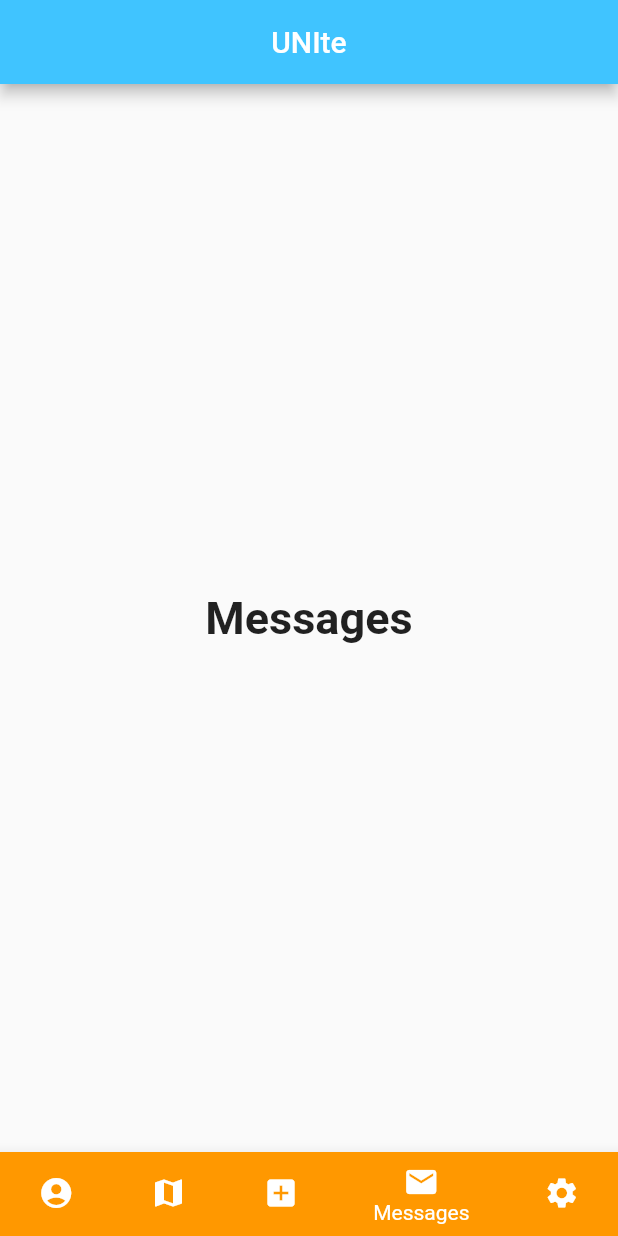
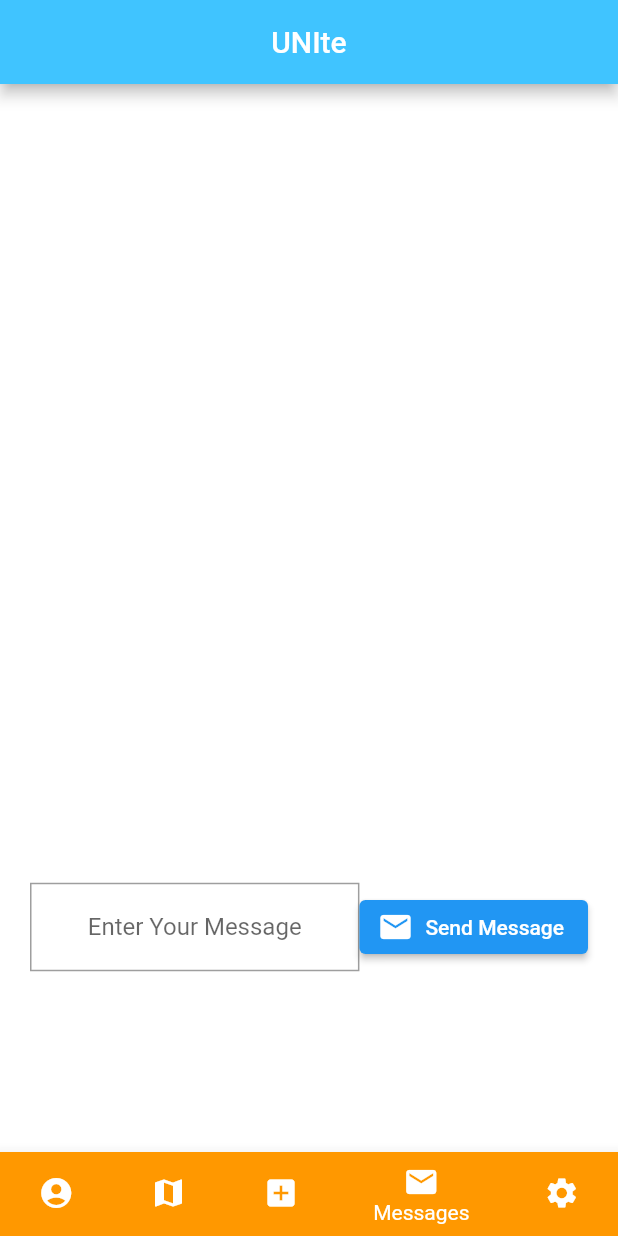
Before and after one commit to yavuzyal/unite, a Flutter app: the MainPage screen opened by its route, item 4 of the bottom bar chosen, on a phone screen of 412 x 824 dp. Run offline on Flutter 3.47's test engine with Material 2 defaults, Android fonts, the light colour scheme and no system bars; our stand-ins replace after_layout, animated_text_kit, cloud_firestore, email_validator, firebase_analytics, firebase_auth and 10 more; missing offline and left inert: dart:html; accounts and stored records are empty; network calls fail.

Commit message:
firestore post add

```diff
--- a/lib/LoggedIn.dart
+++ b/lib/LoggedIn.dart
@@ -5,6 +5,8 @@ import 'package:firebase_core/firebase_core.dart';
 import 'package:flutter/material.dart';
 import 'package:provider/provider.dart';
 import 'package:unite/Login.dart';
+import 'package:unite/Message.dart';
+import 'package:unite/PostScreen.dart';
 import 'package:unite/RegisterPage.dart';
 import 'package:unite/google_sign_in.dart';
 import 'package:unite/usables/config.dart' as globals;
@@ -18,6 +20,7 @@ import 'package:unite/RegisterPage.dart';
 import 'package:unite/profile.dart';
 import 'package:unite/utils/post_page.dart';
 import 'Walkthrough.dart';
+import 'add_post.dart';
 import 'utils/post.dart';
 
 import 'Greeting.dart';
@@ -45,14 +48,8 @@ class _LoggedIn extends State<LoggedIn> {
       'Location',
       style: optionStyle,
     ),
-    Text(
-      'Add Post',
-      style: optionStyle,
-    ),
-    Text(
-      'Messages',
-      style: optionStyle,
-    ),
+    PostScreen(),
+    Message(),
     Settings(),
   ];
 
--- a/lib/Login.dart
+++ b/lib/Login.dart
@@ -47,6 +47,7 @@ class _LoginPage2 extends State<LoginPage> {
     FirebaseAnalytics.instance.logScreenView(screenName: "Profile");
   }
 
+  User? _user = FirebaseAuth.instance.currentUser;
   final _formKey = GlobalKey<FormState>();
   //String? email = "";
   //String? password = "";
@@ -70,8 +71,6 @@ class _LoginPage2 extends State<LoginPage> {
 
     String email = "";
     String password = "";
-
-    User? user = FirebaseAuth.instance.currentUser;
 
     return ChangeNotifierProvider(
         create: (context) => GoogleSignInProvider(),
--- /dev/null
+++ b/lib/Message.dart
@@ -0,0 +1,88 @@
+// ignore_for_file: non_constant_identifier_names
+
+import 'package:firebase_auth/firebase_auth.dart';
+import 'package:flutter/material.dart';
+import 'package:provider/provider.dart';
+import 'package:shared_preferences/shared_preferences.dart';
+import 'package:unite/Login.dart';
+import 'package:unite/RegisterPage.dart';
+import 'package:unite/google_sign_in.dart';
+import 'package:unite/usables/config.dart' as globals;
+import 'package:unite/utils/dimensions.dart';
+import 'package:unite/utils/styles.dart';
+import 'utils/colors.dart';
+import 'utils/styles.dart';
+import 'package:firebase_analytics/firebase_analytics.dart';
+
+class Message extends StatefulWidget {
+  @override
+  State<Message> createState() => _Message();
+}
+
+
+
+class _Message extends State<Message> {
+
+  final _formKey = GlobalKey<FormState>();
+  String message = "";
+
+
+  Widget build(BuildContext context) {
+    return Scaffold(
+      backgroundColor: globals.light ? Colors.white: Colors.black,
+      body: Center(
+          child: Padding(
+            padding: AppDimensions.padding20,
+            child: Form(
+              key: _formKey,
+              child: Column(
+                mainAxisAlignment: MainAxisAlignment.center,
+                children: [
+                  Container(
+                    height: MediaQuery.of(context).size.height / 2,
+                    child: SingleChildScrollView(
+
+                    ),
+                  ),
+                  Row(
+                    mainAxisAlignment: MainAxisAlignment.spaceEvenly,
+                    children: [
+                      Expanded(
+                        child: TextFormField(
+                          textAlign: TextAlign.center,
+                          decoration: new InputDecoration(
+                            hintText: "Enter Your Message",
+                            fillColor: Colors.black,
+                            border: new OutlineInputBorder(
+                              borderRadius: new BorderRadius.circular(0.0),
+                              borderSide: new BorderSide(),
+                            ),
+                          ),
+                          validator: (String? value) {
+                            if (value == null || value.isEmpty || value == '') {
+                              return 'Cannot send empty message :(';
+                            }
+                            else {
+                              message = value;
+                            }
+                            return null;
+                          },
+
+                        ),),
+                      ElevatedButton.icon(
+                          onPressed: () async {
+
+                          },
+                          icon: Icon(Icons.local_post_office),
+                          label: Text('Send Message'))
+                    ],
+                  ),
+                ],
+              ),
+            ),
+          )
+      ),
+    );
+
+  }
+}
--- a/lib/RegisterPage.dart
+++ b/lib/RegisterPage.dart
@@ -1,3 +1,4 @@
+import 'package:cloud_firestore/cloud_firestore.dart';
 import 'package:email_validator/email_validator.dart';
 import 'package:firebase_auth/firebase_auth.dart';
 //import 'package:firebase_auth/firebase_auth.dart';
@@ -11,7 +12,6 @@ import 'package:unite/utils/dimensions.dart';
 import 'utils/styles.dart';
 import 'utils/colors.dart';
 
-
 class RegisterPage extends StatefulWidget {
 
   @override
@@ -21,7 +21,6 @@ class RegisterPage extends StatefulWidget {
 class _RegisterPage2 extends State<RegisterPage> {
 
   final database = FirebaseDatabase.instance.reference();
-  //bu database root'una referans veriyor
 
   Future<String> getUser() async {
     print("in getUser");
--- a/lib/Settings.dart
+++ b/lib/Settings.dart
@@ -76,7 +76,7 @@ class _Settings2 extends State<Settings> {
                       //ButtonStyle(backgroundColor: MaterialStateProperty.resolveWith(buttonColorCheck), ),
                       onPressed: () async{
 
-                        //await FirebaseAuth.instance.signOut();
+                        await FirebaseAuth.instance.signOut();
 
                         final provider = Provider.of<GoogleSignInProvider>(context, listen: false);
                         provider.googleLogout();
@@ -86,7 +86,7 @@ class _Settings2 extends State<Settings> {
                             context,
                             MaterialPageRoute(builder: (context) => LoginPage()),
                           );
-                          FirebaseAnalytics.instance.logScreenView(screenClass: "LoginPage", screenName: "LoginPage");
+                          //FirebaseAnalytics.instance.logScreenView(screenClass: "LoginPage", screenName: "LoginPage");
                           });
 
                         ScaffoldMessenger.of(context).showSnackBar(
--- a/lib/main.dart
+++ b/lib/main.dart
@@ -1,3 +1,4 @@
+import 'dart:async';
 import 'dart:convert';
 
 import 'package:firebase_auth/firebase_auth.dart';
@@ -78,6 +79,10 @@ class MainPage extends StatefulWidget {
 
 class _MainPageState extends State<MainPage> {
 
+  Future loggedInScreen() async{
+    return LoggedIn();
+  }
+
   int _selectedIndex = 0;
   static const TextStyle optionStyle = TextStyle(fontSize: 30, fontWeight: FontWeight.bold);
   static List<Widget> _widgetOptions = <Widget>[
@@ -114,6 +119,7 @@ class _MainPageState extends State<MainPage> {
             return Center(child: CircularProgressIndicator(),);
           }
           else if(snapshot.hasData) {
+            print(snapshot);
             print("logged in");
             return LoggedIn();
           }
--- a/lib/profile.dart
+++ b/lib/profile.dart
@@ -6,6 +6,7 @@ import 'utils/styles.dart';
 import 'utils/post_tile.dart';
 import 'utils/post.dart';
 import 'package:firebase_crashlytics/firebase_crashlytics.dart';
+import 'package:firebase_storage/firebase_storage.dart' as firebase_storage;
 
 class Profile extends StatefulWidget {
   const Profile({Key? key}) : super(key: key);
@@ -16,11 +17,14 @@ class Profile extends StatefulWidget {
 
 class _ProfileState extends State<Profile> {
 
+  //firebase_storage.FirebaseStorage.instance.ref().child('posts').child(_user!.uid).child('/$fileName');
 
   List<Post> myPosts = [
 
     Post(text: 'Hanım ve ben', image_url: "https://fastly.4sqi.net/img/user/130x130/70007152-VS1PELETNKOZ0TQ1.jpg", date: '22.10.2021', likeCount: 10, commentCount: 5, comments: {"duygu": "<3", "yasemin": "heyyo", "berk": "yasasin", "yavuz": "couple goals", "zeynep": "AAAAAaaaAAAAAAAAAAAAaaaAAAAAAAAAAAAaaaAAAAAAAAAAAAaaaAAAAAAA"}),
     Post(text: 'Sabanj', image_url: "https://studyinturkey.net/wp-content/uploads/2020/12/sabanci-universitesi-kampus.jpg", date: '22.10.2019', likeCount: 10, commentCount: 5, comments: {}),
+    Post(text: 'Deneme', image_url: "https://studyinturkey.net/wp-content/uploads/2020/12/sabanci-universitesi-kampus.jpg", date: '24.10.2019', likeCount: 16, commentCount: 0, comments: {}),
+
 
   ];
 
--- a/pubspec.yaml
+++ b/pubspec.yaml
@@ -40,6 +40,10 @@ dependencies:
   provider: ^6.0.1
   google_sign_in: ^5.2.1
   font_awesome_flutter: ^9.2.0
+  cloud_firestore: ^3.1.4
+  firebase_storage: ^10.2.3
+  image_picker: ^0.8.4+4
+  fluttertoast: ^8.0.8
 
 
   # The following adds the Cupertino Icons font to your application.
```
Also changed, not shown: lib/PostScreen.dart (added, +215 -0 lines), lib/add_post.dart (added, +175 -0 lines), lib/utils/database.dart (added, +25 -0 lines), pubspec.lock, 1 other file.
